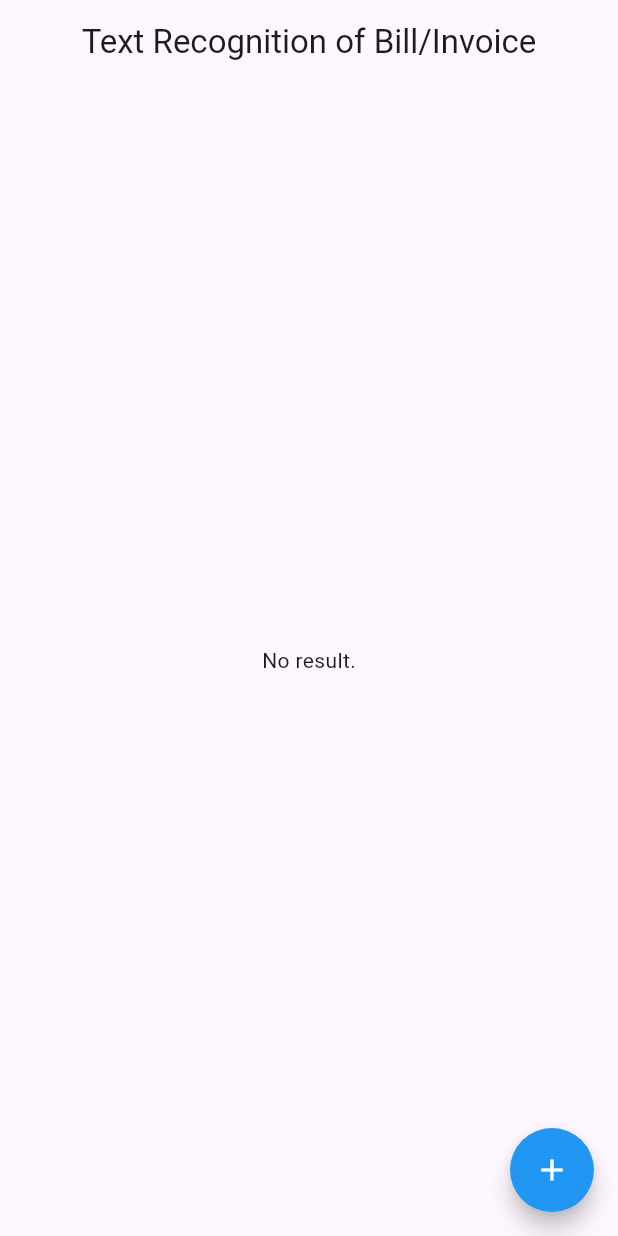
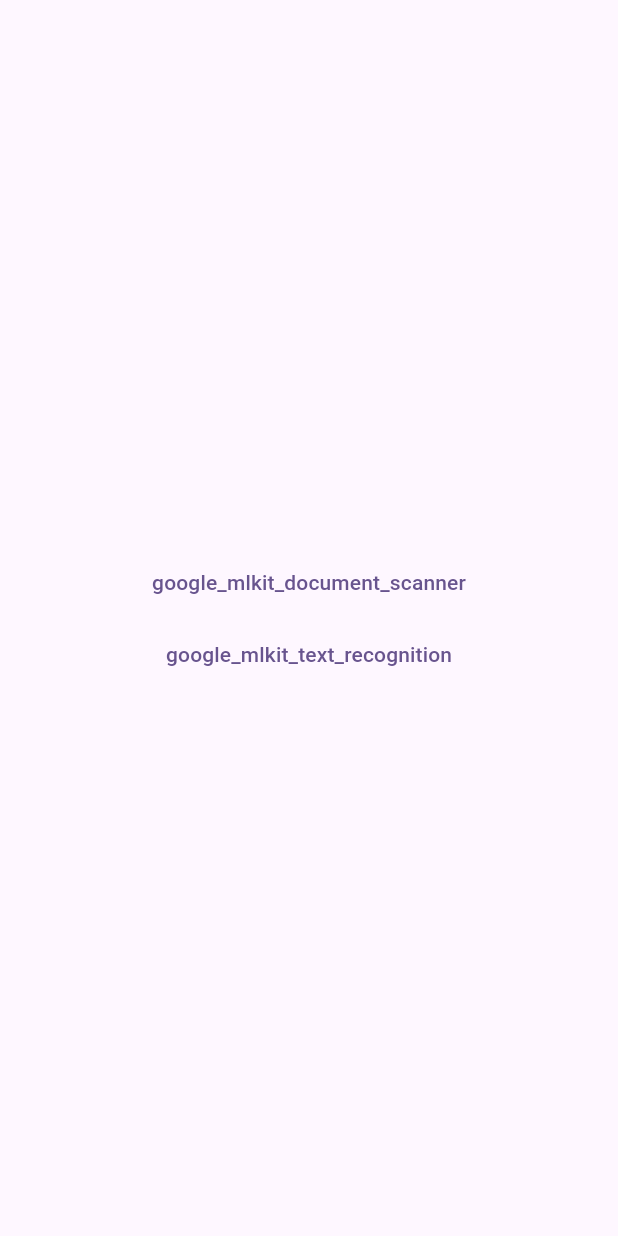
Before and after one commit to aacfahim/text-recognition, a Flutter app: the screen it shows after launch, on a phone screen of 412 x 824 dp. Run offline on Flutter 3.47's test engine with Material 3 defaults, Android fonts, the phone set to English and light mode, and no system bars; drawn by our look-alikes of flutter_speed_dial; our stand-ins replace image_cropper, image_picker, photo_view; missing offline and left inert: gallery_picker, google_mlkit_document_scanner, google_mlkit_text_recognition.

Commit message:
document scanner added

```diff
--- a/lib/main.dart
+++ b/lib/main.dart
@@ -1,6 +1,10 @@
+import 'package:flutter/cupertino.dart';
 import 'package:flutter/material.dart';
+import 'package:flutter/widgets.dart';
+import 'package:text_recognition_app/pages/document_scanner.dart';
 
 import 'package:text_recognition_app/pages/home_page.dart';
+import 'package:text_recognition_app/pages/landing.dart';
 
 void main() {
   runApp(const MyApp());
@@ -18,7 +22,7 @@ class MyApp extends StatelessWidget {
         useMaterial3: true,
       ),
       debugShowCheckedModeBanner: false,
-      home: HomePage(),
+      home: LandingPage(),
     );
   }
 }
--- /dev/null
+++ b/lib/pages/landing.dart
@@ -0,0 +1,32 @@
+import 'package:flutter/material.dart';
+import 'package:text_recognition_app/pages/document_scanner.dart';
+import 'package:text_recognition_app/pages/home_page.dart';
+
+class LandingPage extends StatelessWidget {
+  const LandingPage({super.key});
+
+  @override
+  Widget build(BuildContext context) {
+    return Scaffold(
+      body: Center(
+        child: Column(
+          mainAxisAlignment: MainAxisAlignment.center,
+          children: [
+            TextButton(
+                onPressed: () {
+                  Navigator.of(context).push(MaterialPageRoute(
+                      builder: (context) => HomePageScanner()));
+                },
+                child: Text("google_mlkit_document_scanner")),
+            TextButton(
+                onPressed: () {
+                  Navigator.of(context).push(
+                      MaterialPageRoute(builder: (context) => HomePage()));
+                },
+                child: Text("google_mlkit_text_recognition"))
+          ],
+        ),
+      ),
+    );
+  }
+}
--- a/pubspec.yaml
+++ b/pubspec.yaml
@@ -40,6 +40,7 @@ dependencies:
   flutter_speed_dial: ^7.0.0
   photo_view: ^0.14.0
   image_cropper: ^8.0.1
+  google_mlkit_document_scanner: ^0.2.0
 
 dev_dependencies:
   flutter_test:
```
Also changed, not shown: lib/pages/document_scanner.dart (added, +88 -0 lines), pubspec.lock.
